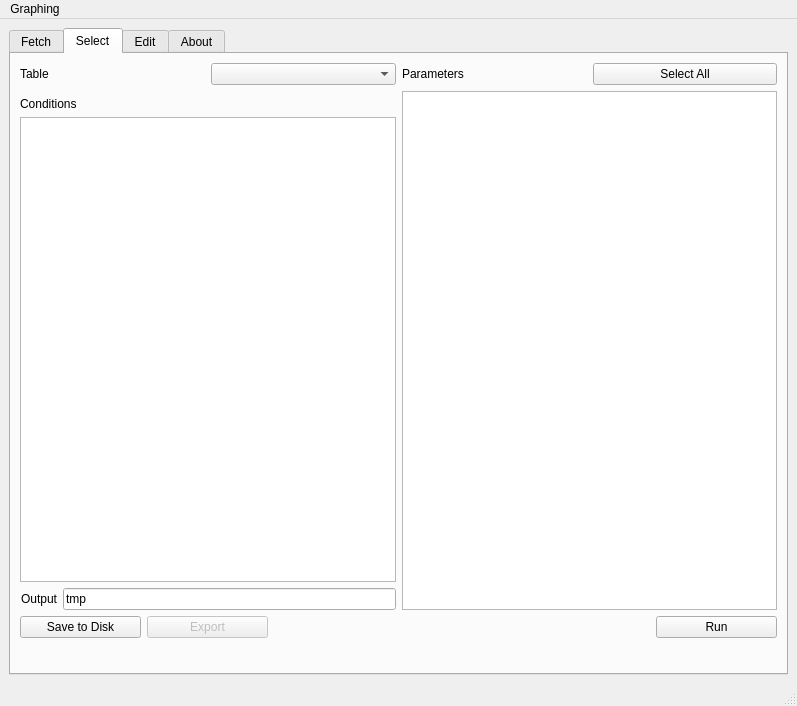
Before: the Qt Designer form layouts/main_window.ui in hitranonline/hapiest, drawn with Qt 5.
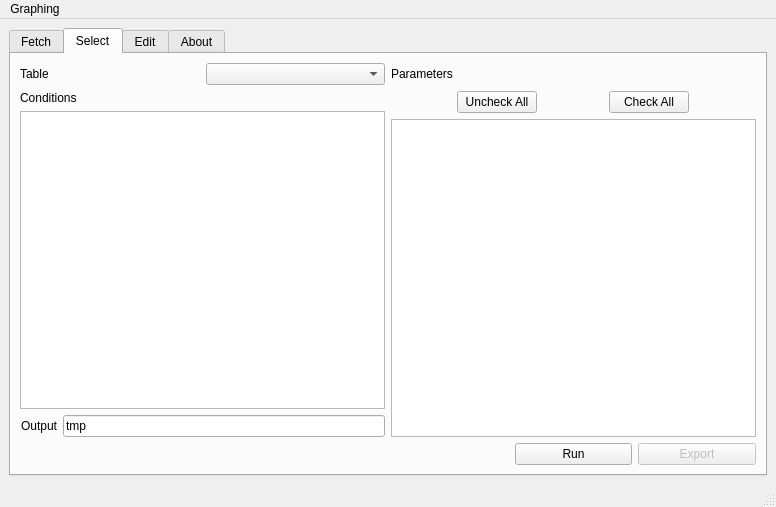
After: the same form once the commit is applied. The open tabs and pages were chosen to show the change.

```diff
--- a/layouts/main_window.ui
+++ b/layouts/main_window.ui
@@ -6,8 +6,8 @@
    <rect>
     <x>0</x>
     <y>0</y>
-    <width>797</width>
-    <height>706</height>
+       <width>776</width>
+       <height>507</height>
    </rect>
   </property>
   <property name="sizePolicy">
@@ -489,13 +489,24 @@
           <property name="sizeConstraint">
            <enum>QLayout::SetDefaultConstraint</enum>
           </property>
-          <item row="2" column="2" rowspan="2">
+             <item row="2" column="1" rowspan="2">
            <widget class="QListWidget" name="select_parameter_list"/>
           </item>
-          <item row="4" column="2">
-              <layout class="QHBoxLayout" name="horizontalLayout_3"/>
+             <item row="0" column="0">
+                 <layout class="QHBoxLayout" name="horizontalLayout_5">
+                     <item>
+                         <widget class="QLabel" name="label_9">
+                             <property name="text">
+                                 <string>Table</string>
+                             </property>
+                         </widget>
+                     </item>
+                     <item>
+                         <widget class="QComboBox" name="table_name"/>
+                     </item>
+                 </layout>
           </item>
-          <item row="3" column="1">
+             <item row="1" column="0" rowspan="3">
            <layout class="QVBoxLayout" name="verticalLayout_2">
             <item>
              <widget class="QLabel" name="label_11">
@@ -543,51 +554,69 @@
             </item>
            </layout>
           </item>
-             <item row="4" column="0">
-                 <layout class="QVBoxLayout" name="verticalLayout"/>
+             <item row="0" column="1">
+                 <widget class="QLabel" name="label_10">
+                     <property name="sizePolicy">
+                         <sizepolicy hsizetype="Minimum" vsizetype="Minimum">
+                             <horstretch>0</horstretch>
+                             <verstretch>0</verstretch>
+                         </sizepolicy>
+                     </property>
+                     <property name="text">
+                         <string>Parameters</string>
+                     </property>
+                 </widget>
              </item>
-             <item row="0" column="2">
-                 <layout class="QHBoxLayout" name="horizontalLayout_6">
+             <item row="1" column="1">
+                 <layout class="QHBoxLayout" name="horizontalLayout_8">
             <item>
-                <widget class="QLabel" name="label_10">
-              <property name="text">
-                  <string>Parameters</string>
-              </property>
-             </widget>
-            </item>
-            <item>
-                <widget class="QPushButton" name="select_all_button">
+                <widget class="QPushButton" name="pushButton">
+                    <property name="sizePolicy">
+                        <sizepolicy hsizetype="Fixed" vsizetype="Fixed">
+                            <horstretch>0</horstretch>
+                            <verstretch>0</verstretch>
+                        </sizepolicy>
+                    </property>
                     <property name="text">
-                        <string>Select All</string>
+                        <string>Uncheck All</string>
                     </property>
                 </widget>
             </item>
-           </layout>
-          </item>
-          <item row="0" column="1">
-           <layout class="QHBoxLayout" name="horizontalLayout_5">
             <item>
-             <widget class="QLabel" name="label_9">
+                <widget class="QPushButton" name="select_all_button">
+                    <property name="sizePolicy">
+                        <sizepolicy hsizetype="Fixed" vsizetype="Fixed">
+                            <horstretch>0</horstretch>
+                            <verstretch>0</verstretch>
+                        </sizepolicy>
+                    </property>
               <property name="text">
-               <string>Table</string>
+                  <string>Check All</string>
               </property>
              </widget>
             </item>
-            <item>
-             <widget class="QComboBox" name="table_name"/>
-            </item>
            </layout>
           </item>
          </layout>
         </item>
-           <item row="2" column="6">
+           <item row="2" column="5">
                <widget class="QPushButton" name="run_button">
                    <property name="text">
                        <string>Run</string>
                    </property>
                </widget>
            </item>
-        <item row="3" column="1" colspan="5">
+           <item row="2" column="6">
+               <widget class="QPushButton" name="export_button">
+                   <property name="enabled">
+                       <bool>false</bool>
+                   </property>
+                   <property name="text">
+                       <string>Export</string>
+                   </property>
+               </widget>
+           </item>
+           <item row="2" column="1" colspan="4">
          <widget class="QWidget" name="select_error_container" native="true">
           <property name="sizePolicy">
            <sizepolicy hsizetype="Preferred" vsizetype="Preferred">
@@ -603,23 +632,6 @@
           </property>
          </widget>
         </item>
-        <item row="2" column="1">
-         <widget class="QPushButton" name="save_button">
-          <property name="text">
-           <string>Save to Disk</string>
-          </property>
-         </widget>
-        </item>
-        <item row="2" column="2">
-         <widget class="QPushButton" name="export_button">
-          <property name="enabled">
-           <bool>false</bool>
-          </property>
-          <property name="text">
-           <string>Export</string>
-          </property>
-         </widget>
-        </item>
        </layout>
       </widget>
       <widget class="QWidget" name="edit_tab">
@@ -887,7 +899,7 @@
     <rect>
      <x>0</x>
      <y>0</y>
-     <width>797</width>
+        <width>776</width>
      <height>21</height>
     </rect>
    </property>
```
Left out of the diff: 194 changed lines with no effect on the pictures.
